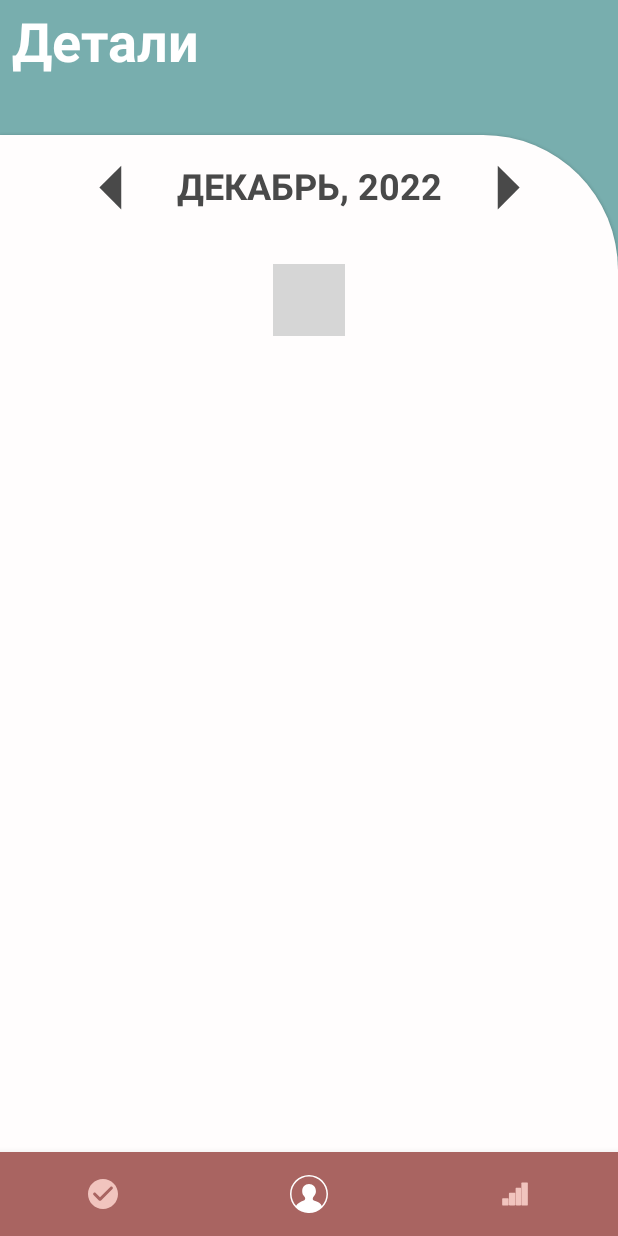
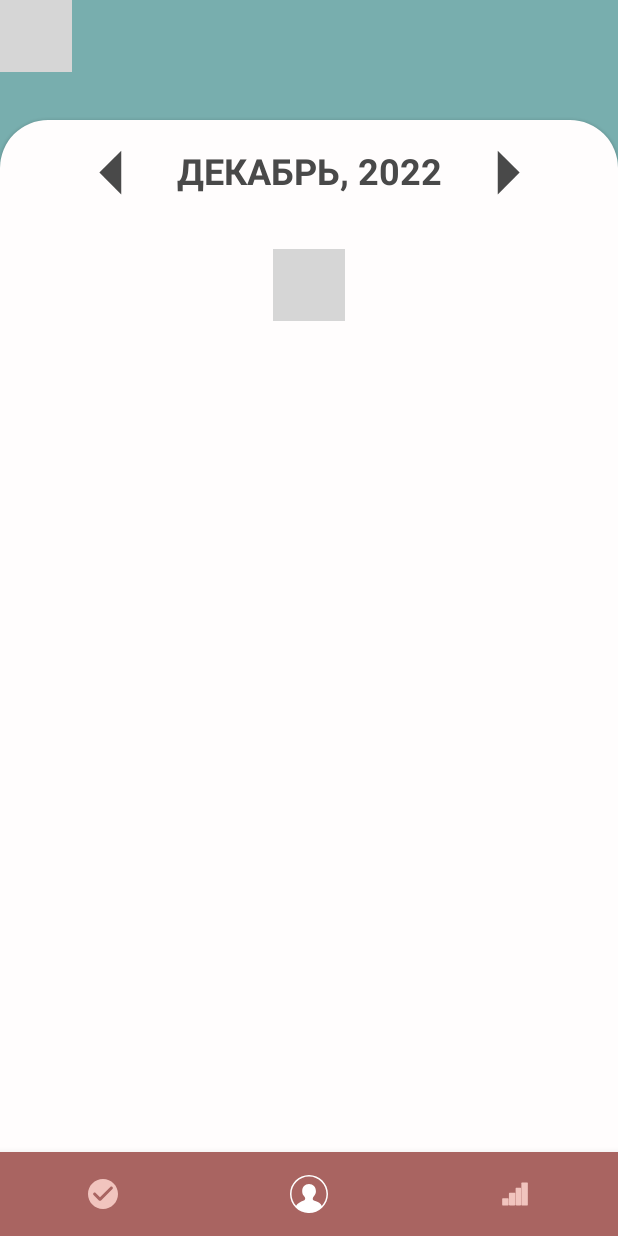
Before and after one commit to barbolin-semyon/ProgrammingProgress, an Android app built with Jetpack Compose: the ListHistoryView screen opened through its navigation route, after a tap on "change month", on a phone screen of 412 x 824 dp. Run offline under Robolectric (Android 15) with nearby library versions, the phone set to English and light mode, and no system bars; our stand-ins replace Firebase (no records; nobody signed in at launch, a user with empty details on screens opened directly), accompanist, livedata-compose; 2 statements that could not run were skipped; grey boxes are pictures that could not be loaded.

Commit message:
Измение backgroundCard

```diff
--- a/app/src/main/java/com/example/programmingprogress/ui/components/Cards.kt
+++ b/app/src/main/java/com/example/programmingprogress/ui/components/Cards.kt
@@ -27,27 +27,13 @@ enum class ClickType {
 
 @Composable
 fun BackgroundCard(
-    topPadding: Dp,
-    angleRound: Dp,
-    rotation: Float = 0f,
-    onClick: (isTapOnRight: Boolean) -> Unit = {},
     content: @Composable () -> Unit
 ) {
     Card(
         modifier = Modifier
             .fillMaxSize()
-            .padding(top = topPadding)
-            .graphicsLayer { rotationY = rotation }
-            .pointerInput(Unit) {
-                val maxWidth = this.size.width
-                detectTapGestures(
-                    onPress = { press ->
-                        val isTapOnRight = ((press.x > (maxWidth / 4)))
-                        onClick(isTapOnRight)
-                    }
-                )
-            },
-        shape = RoundedCornerShape(topEnd = angleRound),
+            .padding(top = 80.dp),
+        shape = RoundedCornerShape(topEnd = 32.dp, topStart = 32.dp),
         backgroundColor = Gray
     ) {
         content()
--- a/app/src/main/java/com/example/programmingprogress/ui/screens/history/DetailHistoryScreen.kt
+++ b/app/src/main/java/com/example/programmingprogress/ui/screens/history/DetailHistoryScreen.kt
@@ -34,7 +34,7 @@ fun DetailHistoryScreen(navHostController: NavHostController, history: History)
         }
     }
 
-    BackgroundCard(topPadding = 90.dp, angleRound = 90.dp) {
+    BackgroundCard {
         if (history.check.not()) {
             NoProgrammingScreen(navHostController, history)
         } else {
--- a/app/src/main/java/com/example/programmingprogress/ui/screens/history/InputHistoryScreen.kt
+++ b/app/src/main/java/com/example/programmingprogress/ui/screens/history/InputHistoryScreen.kt
@@ -34,8 +34,8 @@ fun InputHistoryScreen(
         navHostController.popBackStack()
     }
 
-    CustomToolbar("Ввод информации")
-    BackgroundCard(topPadding = 90.dp, angleRound = 90.dp) {
+    CustomToolbar("Ввод информации", navHostController)
+    BackgroundCard {
         Column(modifier = Modifier.padding(start = 16.dp, top = 16.dp)) {
             TextWithCaption(
                 caption = "Дата",
--- a/app/src/main/java/com/example/programmingprogress/ui/screens/history/ListHistoryScreen.kt
+++ b/app/src/main/java/com/example/programmingprogress/ui/screens/history/ListHistoryScreen.kt
@@ -23,12 +23,9 @@ fun ListHistoryView(navHostController: NavHostController) {
     var currentDate by remember { mutableStateOf(Calendar.getInstance()) }
 
 
-    CustomToolbar(title = "Детали")
+    CustomToolbar(title = "Детали", navHostController)
 
-    BackgroundCard(
-        topPadding = 90.dp,
-        angleRound = 90.dp,
-    ) {
+    BackgroundCard {
         history.value?.let {
             CalendarView(
                 days = history.value!!,
```
